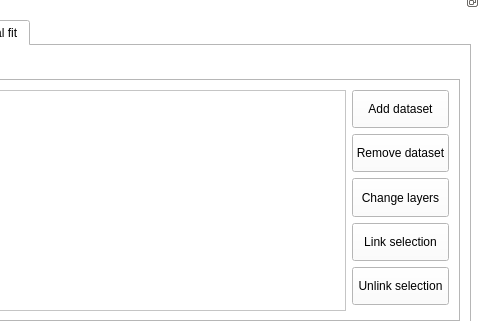
Old version of the form trunk/qt/Motofit.ui in the repository refnx/refnx; both pictures show x 361 to 841 and y 360 to 681 of the 841 by 681 pixel window.
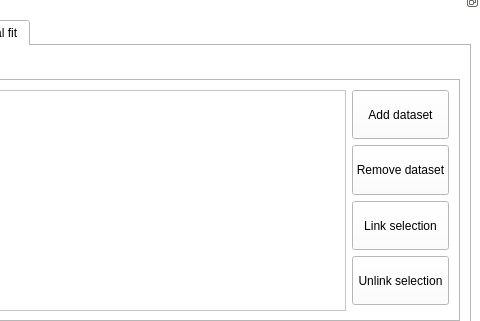
New version of the form. The open tabs and pages were chosen to show the change. Icons and pictures are not drawn.

What changed in the file:
```diff
--- a/trunk/qt/Motofit.ui
+++ b/trunk/qt/Motofit.ui
@@ -990,23 +990,10 @@
                </property>
               </widget>
              </item>
-             <item row="0" column="0" rowspan="6">
+             <item row="0" column="0" rowspan="5">
               <widget class="QTableView" name="tableView"/>
              </item>
              <item row="2" column="2">
-              <widget class="QPushButton" name="pushButton_6">
-               <property name="sizePolicy">
-                <sizepolicy hsizetype="Minimum" vsizetype="Expanding">
-                 <horstretch>0</horstretch>
-                 <verstretch>0</verstretch>
-                </sizepolicy>
-               </property>
-               <property name="text">
-                <string>Change layers</string>
-               </property>
-              </widget>
-             </item>
-             <item row="3" column="2">
               <widget class="QPushButton" name="pushButton_4">
                <property name="sizePolicy">
                 <sizepolicy hsizetype="Minimum" vsizetype="Expanding">
@@ -1019,7 +1006,7 @@
                </property>
               </widget>
              </item>
-             <item row="4" column="2">
+             <item row="3" column="2">
               <widget class="QPushButton" name="pushButton_5">
                <property name="sizePolicy">
                 <sizepolicy hsizetype="Minimum" vsizetype="Expanding">
```
